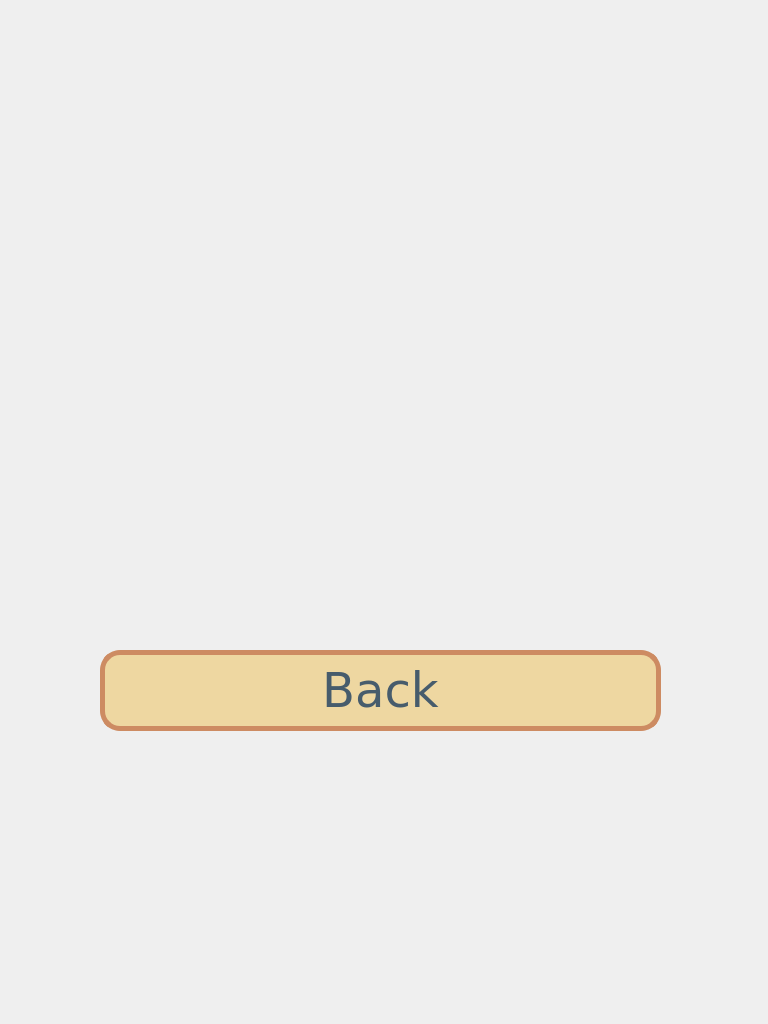
Above: map_designer.ui from hassanashr/FINALPROJECT before the change. Below: the same form after it.
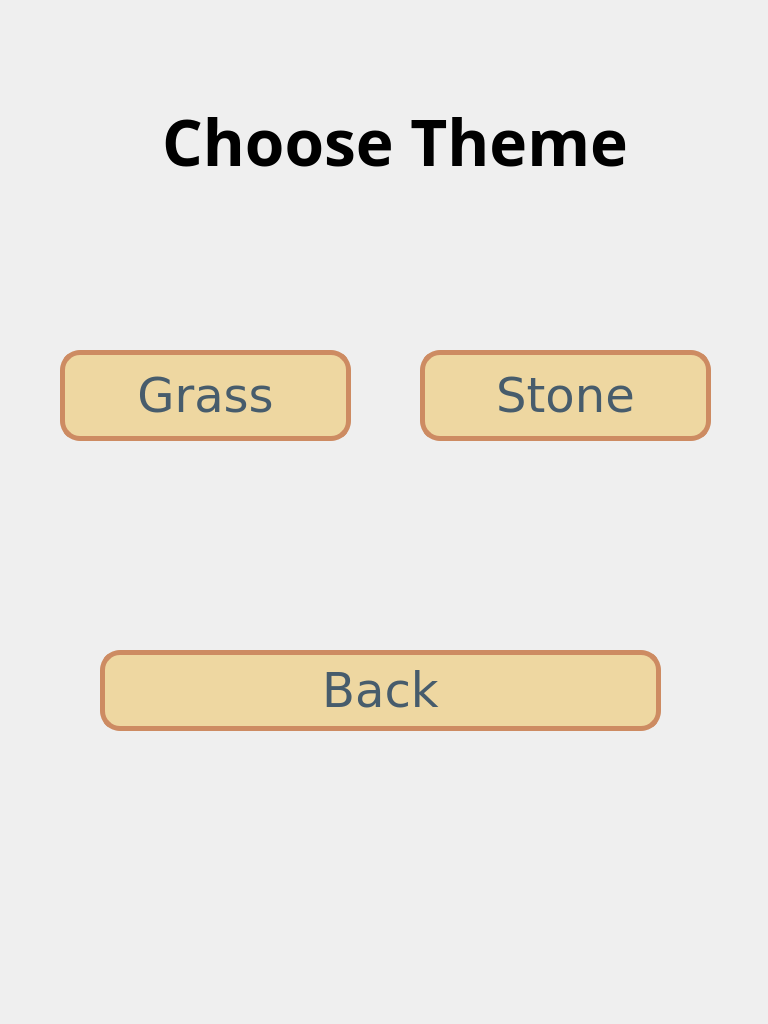
That is the form after the change.

Patch:
```diff
--- a/map_designer.ui
+++ b/map_designer.ui
@@ -45,6 +45,93 @@
     <string>Back</string>
    </property>
   </widget>
+  <widget class="QPushButton" name="Grass">
+   <property name="geometry">
+    <rect>
+     <x>60</x>
+     <y>350</y>
+     <width>291</width>
+     <height>91</height>
+    </rect>
+   </property>
+   <property name="font">
+    <font>
+     <family>Verdana</family>
+     <pointsize>-1</pointsize>
+     <italic>false</italic>
+     <bold>false</bold>
+    </font>
+   </property>
+   <property name="styleSheet">
+    <string notr="true"> background-color: rgb(238,215,161);
+    border-style: solid;
+    color:  rgb(71,92,108);
+    border-width: 5px;
+    border-radius: 20px;
+    border-color: rgb(205,139,98);
+    font: 48px;
+    padding: 6px;
+</string>
+   </property>
+   <property name="text">
+    <string>Grass</string>
+   </property>
+  </widget>
+  <widget class="QPushButton" name="Stone">
+   <property name="geometry">
+    <rect>
+     <x>420</x>
+     <y>350</y>
+     <width>291</width>
+     <height>91</height>
+    </rect>
+   </property>
+   <property name="font">
+    <font>
+     <family>Verdana</family>
+     <pointsize>-1</pointsize>
+     <italic>false</italic>
+     <bold>false</bold>
+    </font>
+   </property>
+   <property name="styleSheet">
+    <string notr="true"> background-color: rgb(238,215,161);
+    border-style: solid;
+    color:  rgb(71,92,108);
+    border-width: 5px;
+    border-radius: 20px;
+    border-color: rgb(205,139,98);
+    font: 48px;
+    padding: 6px;
+</string>
+   </property>
+   <property name="text">
+    <string>Stone</string>
+   </property>
+  </widget>
+  <widget class="QLabel" name="label">
+   <property name="geometry">
+    <rect>
+     <x>80</x>
+     <y>50</y>
+     <width>630</width>
+     <height>181</height>
+    </rect>
+   </property>
+   <property name="font">
+    <font>
+     <family>Verdana Pro Cond Black</family>
+     <pointsize>48</pointsize>
+     <bold>true</bold>
+    </font>
+   </property>
+   <property name="text">
+    <string>Choose Theme</string>
+   </property>
+   <property name="alignment">
+    <set>Qt::AlignCenter</set>
+   </property>
+  </widget>
  </widget>
  <resources/>
  <connections/>
```
